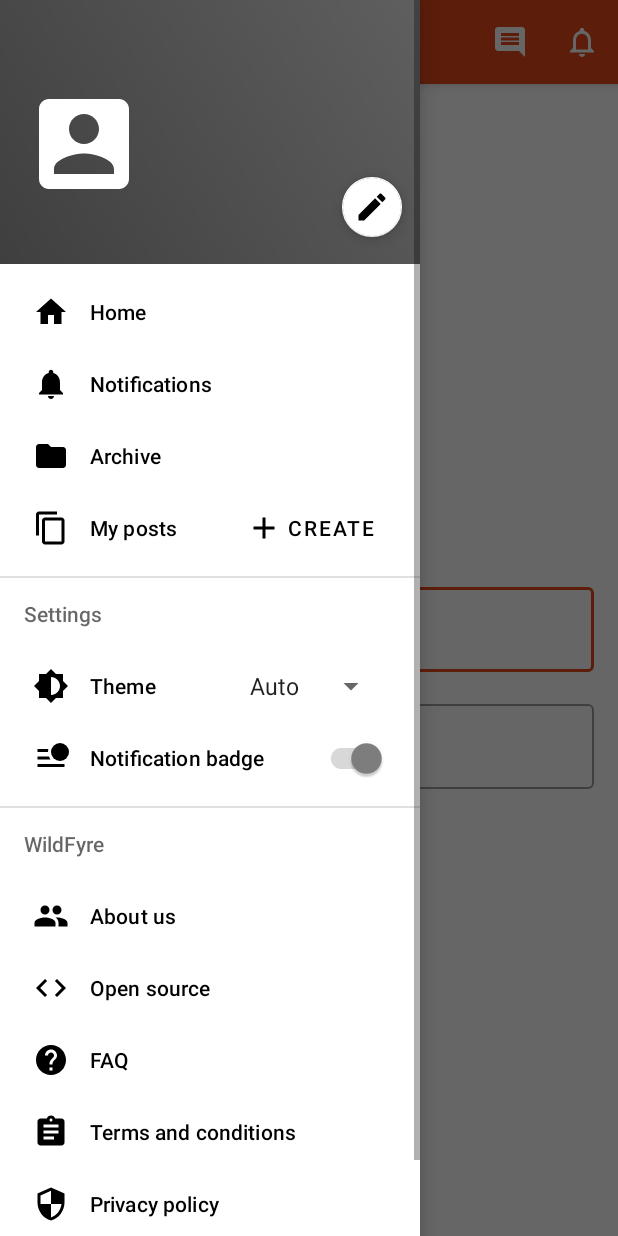
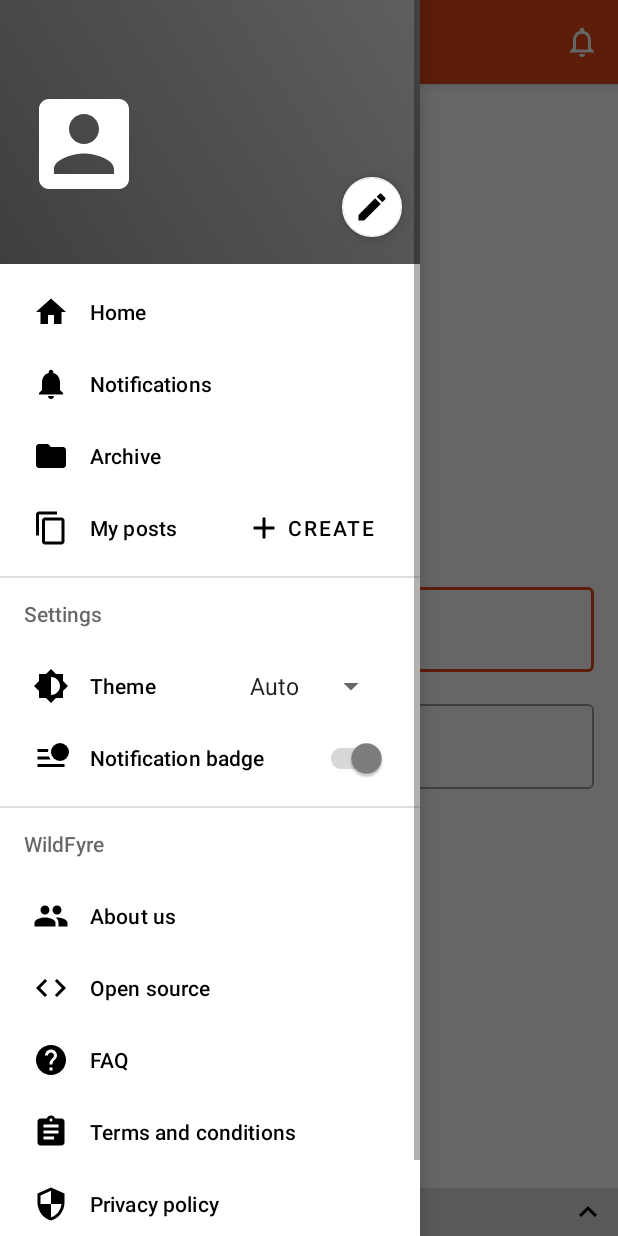
Before and after one commit to fyreplace/wildfyre-client-android, an Android app: the fragment PostFragment placed in its activity, with the side drawer open, on a phone screen of 412 x 824 dp. Run offline under Robolectric (Android 15) with nearby library versions, the phone set to English and light mode, and no system bars; our stand-ins replace data binding, navigation-ui; libraries missing offline, so code that uses them is left out: ru.noties.markwon; pictures from the network do not load; 15 statements that could not run were skipped.

Commit message:
Show comments in comment section

```diff
--- a/app/src/main/java/net/wildfyre/client/viewmodels/PostFragmentViewModel.kt
+++ b/app/src/main/java/net/wildfyre/client/viewmodels/PostFragmentViewModel.kt
@@ -4,6 +4,7 @@ import android.app.Application
 import androidx.lifecycle.LiveData
 import androidx.lifecycle.MutableLiveData
 import androidx.lifecycle.Transformations
+import net.wildfyre.client.data.Comment
 import net.wildfyre.client.data.Post
 import net.wildfyre.client.data.PostRepository
 import net.wildfyre.client.views.markdown.prepareForMarkdown
@@ -19,7 +20,8 @@ class PostFragmentViewModel(application: Application) : FailureHandlingViewModel
         it.text?.run { markdownContent.append(prepareForMarkdown(it.additional_images)) }
         markdownContent.toString()
     }
-    val commentCount: LiveData<Int> = Transformations.map(post) { it.comments?.size ?: 0 }
+    val comments: LiveData<List<Comment>> = Transformations.map(post) { it.comments ?: listOf() }
+    val commentCount: LiveData<Int> = Transformations.map(comments) { it?.size ?: 0 }
 
     fun setPostData(areaName: String?, id: Long) {
         if (_postId.value != id) {
--- a/app/src/main/java/net/wildfyre/client/views/PostFragment.kt
+++ b/app/src/main/java/net/wildfyre/client/views/PostFragment.kt
@@ -6,13 +6,15 @@ import android.view.*
 import androidx.lifecycle.Observer
 import androidx.lifecycle.ViewModelProviders
 import androidx.navigation.fragment.navArgs
-import androidx.recyclerview.widget.RecyclerView
+import androidx.recyclerview.widget.DividerItemDecoration
+import androidx.recyclerview.widget.LinearLayoutManager
 import com.google.android.material.bottomsheet.BottomSheetBehavior
 import kotlinx.android.synthetic.main.fragment_post.*
 import net.wildfyre.client.R
 import net.wildfyre.client.databinding.FragmentPostBinding
 import net.wildfyre.client.viewmodels.FailureHandlingViewModel
 import net.wildfyre.client.viewmodels.PostFragmentViewModel
+import net.wildfyre.client.views.adapters.CommentsAdapter
 import net.wildfyre.client.views.markdown.PostPlugin
 import ru.noties.markwon.Markwon
 import ru.noties.markwon.core.CorePlugin
@@ -49,29 +51,46 @@ class PostFragment : FailureHandlingFragment(R.layout.fragment_post) {
                 it.notifyItemRangeChanged(0, it.itemCount)
             }
         })
+        viewModel.comments.observe(this, Observer { commentList ->
+            (comments_list.adapter as? CommentsAdapter)?.let {
+                it.data = commentList
+                it.notifyItemRangeChanged(0, it.itemCount)
+            }
+        })
     }
 
     override fun onCreateView(inflater: LayoutInflater, container: ViewGroup?, savedInstanceState: Bundle?): View? {
         return FragmentPostBinding.inflate(inflater, container, false).run {
             lifecycleOwner = this@PostFragment
             model = viewModel
-            root.findViewById<RecyclerView>(R.id.content).adapter =
-                MarkwonAdapter.createTextViewIsRoot(R.layout.post_entry)
             return@run root
         }
     }
 
-    override fun onCreateOptionsMenu(menu: Menu, inflater: MenuInflater) {
-        inflater.inflate(R.menu.fragment_post_actions, menu)
+    override fun onViewCreated(view: View, savedInstanceState: Bundle?) {
+        super.onViewCreated(view, savedInstanceState)
+        content.adapter = MarkwonAdapter.createTextViewIsRoot(R.layout.post_entry)
+        comments_list.adapter = CommentsAdapter()
+
+        val layoutManager = comments_list.layoutManager as LinearLayoutManager
+        comments_list.addItemDecoration(DividerItemDecoration(view.context, layoutManager.orientation))
+        comment_count.setOnClickListener { toggleComments() }
+
+        if (savedInstanceState?.getBoolean(SAVE_COMMENTS_EXPANDED) == true) {
+            toggleComments()
+        }
     }
 
-    override fun onOptionsItemSelected(item: MenuItem): Boolean {
-        when (item.itemId) {
-            R.id.action_comments -> toggleComments()
-        }
+    override fun onSaveInstanceState(outState: Bundle) {
+        super.onSaveInstanceState(outState)
+        outState.putBoolean(
+            SAVE_COMMENTS_EXPANDED,
+            BottomSheetBehavior.from(comments).state == BottomSheetBehavior.STATE_EXPANDED
+        )
+    }
 
-        return super.onOptionsItemSelected(item)
-    }
+    override fun onCreateOptionsMenu(menu: Menu, inflater: MenuInflater) =
+        inflater.inflate(R.menu.fragment_post_actions, menu)
 
     private fun toggleComments() {
         val commentsBehavior = BottomSheetBehavior.from(comments)
@@ -79,7 +98,11 @@ class PostFragment : FailureHandlingFragment(R.layout.fragment_post) {
         if (commentsBehavior.state in setOf(BottomSheetBehavior.STATE_HIDDEN, BottomSheetBehavior.STATE_COLLAPSED)) {
             commentsBehavior.state = BottomSheetBehavior.STATE_EXPANDED
         } else if (commentsBehavior.state == BottomSheetBehavior.STATE_EXPANDED) {
-            commentsBehavior.state = BottomSheetBehavior.STATE_HIDDEN
+            commentsBehavior.state = BottomSheetBehavior.STATE_COLLAPSED
         }
     }
+
+    companion object {
+        private const val SAVE_COMMENTS_EXPANDED = "save.comments.expanded"
+    }
 }
--- /dev/null
+++ b/app/src/main/res/drawable/ic_comment_black_24dp.xml
@@ -0,0 +1,9 @@
+<vector xmlns:android="http://schemas.android.com/apk/res/android"
+    android:width="24dp"
+    android:height="24dp"
+    android:viewportWidth="24.0"
+    android:viewportHeight="24.0">
+    <path
+        android:fillColor="#FF000000"
+        android:pathData="M21.99,4c0,-1.1 -0.89,-2 -1.99,-2L4,2c-1.1,0 -2,0.9 -2,2v12c0,1.1 0.9,2 2,2h14l4,4 -0.01,-18zM18,14L6,14v-2h12v2zM18,11L6,11L6,9h12v2zM18,8L6,8L6,6h12v2z" />
+</vector>
--- a/app/src/main/res/drawable/ic_comment_white_24dp.xml
+++ b/app/src/main/res/drawable/ic_keyboard_arrow_up_black_24dp.xml
@@ -1,10 +1,9 @@
 <vector xmlns:android="http://schemas.android.com/apk/res/android"
     android:width="24dp"
     android:height="24dp"
-    android:tint="#FFFFFF"
     android:viewportWidth="24.0"
     android:viewportHeight="24.0">
     <path
         android:fillColor="#FF000000"
-        android:pathData="M21.99,4c0,-1.1 -0.89,-2 -1.99,-2L4,2c-1.1,0 -2,0.9 -2,2v12c0,1.1 0.9,2 2,2h14l4,4 -0.01,-18zM18,14L6,14v-2h12v2zM18,11L6,11L6,9h12v2zM18,8L6,8L6,6h12v2z" />
+        android:pathData="M7.41,15.41L12,10.83l4.59,4.58L18,14l-6,-6 -6,6z" />
 </vector>
--- a/app/src/main/res/layout/fragment_post.xml
+++ b/app/src/main/res/layout/fragment_post.xml
@@ -17,6 +17,7 @@
             android:id="@+id/content"
             android:layout_width="match_parent"
             android:layout_height="match_parent"
+            android:layout_marginBottom="@dimen/comment_header_height"
             android:clipChildren="false"
             android:clipToPadding="false"
             android:orientation="vertical"
@@ -29,28 +30,50 @@
         <LinearLayout
             android:id="@+id/comments"
             android:layout_width="match_parent"
-            android:layout_height="wrap_content"
+            android:layout_height="match_parent"
             android:layout_gravity="bottom"
             android:background="?android:windowBackground"
-            android:minHeight="@dimen/post_comments_min_height"
             android:orientation="vertical"
             android:theme="@style/AppTheme.NoActionBar"
-            app:behavior_hideable="true"
-            app:behavior_skipCollapsed="true"
+            app:behavior_hideable="false"
+            app:behavior_peekHeight="@dimen/comment_header_height"
+            app:behavior_skipCollapsed="false"
             app:layout_behavior="com.google.android.material.bottomsheet.BottomSheetBehavior">
 
-            <TextView
-                android:id="@+id/comment_count"
+            <FrameLayout
                 android:layout_width="match_parent"
-                android:layout_height="wrap_content"
-                android:background="@color/backgroundHighlight"
-                android:gravity="center"
-                android:paddingTop="@dimen/margin_vertical_small"
-                android:paddingBottom="@dimen/margin_vertical_small"
-                android:text="@{@plurals/post_comment_count(safeUnbox(model.commentCount), safeUnbox(model.commentCount))}"
-                android:textAppearance="@style/TextAppearance.AppCompat.Medium" />
+                android:layout_height="@dimen/comment_header_height"
+                android:background="@color/backgroundHighlight">
+
+                <TextView
+                    android:id="@+id/comment_count"
+                    android:layout_width="match_parent"
+                    android:layout_height="@dimen/comment_header_height"
+                    android:background="?attr/selectableItemBackground"
+                    android:drawablePadding="@dimen/margin_horizontal_medium"
+                    android:gravity="center_vertical|start"
+                    android:paddingLeft="@dimen/margin_horizontal_medium"
+                    android:paddingRight="@dimen/margin_horizontal_medium"
+                    android:text="@{@plurals/post_comment_count(safeUnbox(model.commentCount), safeUnbox(model.commentCount))}"
+                    android:textAppearance="@style/TextAppearance.AppCompat.Medium"
+                    android:textColor="@color/foreground"
+                    android:theme="@style/AppTheme.Button.HighlightButtonOverlay"
+                    app:drawableLeftCompat="@drawable/ic_comment_black_24dp"
+                    app:drawableStartCompat="@drawable/ic_comment_black_24dp" />
+
+                <ImageView
+                    android:layout_width="wrap_content"
+                    android:layout_height="wrap_content"
+                    android:layout_gravity="center_vertical|end"
+                    android:layout_marginEnd="@dimen/margin_horizontal_small"
+                    android:layout_marginRight="@dimen/margin_horizontal_small"
+                    android:contentDescription="@string/image_desc_comments_toggle"
+                    app:srcCompat="@drawable/ic_keyboard_arrow_up_black_24dp"
+                    app:tint="@color/foreground" />
+            </FrameLayout>
 
             <androidx.recyclerview.widget.RecyclerView
+                android:id="@+id/comments_list"
                 android:layout_width="match_parent"
                 android:layout_height="wrap_content"
                 android:orientation="vertical"
--- a/app/src/main/res/menu/fragment_home_actions.xml
+++ b/app/src/main/res/menu/fragment_home_actions.xml
@@ -4,11 +4,6 @@
     xmlns:tools="http://schemas.android.com/tools"
     tools:context=".views.MainActivity"
     tools:ignore="AlwaysShowAction">
-    <item
-        android:id="@+id/action_comments"
-        android:icon="@drawable/ic_comment_white_24dp"
-        android:title="@string/main_actions_comments"
-        app:showAsAction="always" />
     <item
         android:id="@+id/action_subscribe"
         android:icon="@drawable/ic_notifications_none_white_24dp"
--- a/app/src/main/res/menu/fragment_post_actions.xml
+++ b/app/src/main/res/menu/fragment_post_actions.xml
@@ -4,11 +4,6 @@
     xmlns:tools="http://schemas.android.com/tools"
     tools:context=".views.MainActivity">
     <item
-        android:id="@+id/action_comments"
-        android:icon="@drawable/ic_comment_white_24dp"
-        android:title="@string/main_actions_comments"
-        app:showAsAction="ifRoom" />
-    <item
         android:id="@+id/action_subscribe"
         android:icon="@drawable/ic_notifications_none_white_24dp"
         android:title="@string/main_actions_subscribe"
--- a/app/src/main/res/values/dimens.xml
+++ b/app/src/main/res/values/dimens.xml
@@ -8,13 +8,15 @@
     <dimen name="margin_horizontal_large">24dp</dimen>
     <dimen name="margin_vertical_large">24dp</dimen>
     <dimen name="margin_nav_header_top">0dp</dimen>
+    <dimen name="login_form_width">-1px</dimen>
     <dimen name="nav_header_height">176dp</dimen>
     <dimen name="nav_header_user_picture_size">80dp</dimen>
     <dimen name="nav_header_user_picture_rounding">8dp</dimen>
-    <dimen name="login_form_width">-1px</dimen>
+    <dimen name="dialog_user_picture_size">144dp</dimen>
+    <dimen name="dialog_user_picture_rounding">14dp</dimen>
     <dimen name="list_item_author_picture_size">32dp</dimen>
     <dimen name="list_item_author_picture_rounding">3dp</dimen>
-    <dimen name="dialog_user_picture_size">144dp</dimen>
-    <dimen name="dialog_user_picture_rounding">14dp</dimen>
-    <dimen name="post_comments_min_height">240dp</dimen>
+    <dimen name="comment_header_height">32dp</dimen>
+    <dimen name="comment_author_picture_size">48dp</dimen>
+    <dimen name="comment_author_picture_rounding">5dp</dimen>
 </resources>
--- a/app/src/main/res/values/strings.xml
+++ b/app/src/main/res/values/strings.xml
@@ -24,7 +24,6 @@
     <string name="main_actions_area_selector">Area: %1$s</string>
     <string name="main_actions_area_spread">Spread</string>
     <string name="main_actions_area_reputation">Reputation</string>
-    <string name="main_actions_comments">Comments</string>
     <string name="main_actions_subscribe">Subscribe</string>
     <string name="main_actions_posts_new">Create</string>
     <string name="main_profile_editor_avatar_change">Change avatar</string>
@@ -47,6 +46,7 @@
     <string name="image_desc_user_picture">Profile picture</string>
     <string name="image_desc_author_picture">Author picture</string>
     <string name="image_desc_post_picture">Post picture</string>
+    <string name="image_desc_comments_toggle">Toggle comments</string>
     <string name="failure_request">Error during request</string>
     <string name="failure_login">Logging in failed</string>
     <string name="failure_profile_edit">Could not update profile</string>
--- a/app/src/main/res/values/styles.xml
+++ b/app/src/main/res/values/styles.xml
@@ -45,4 +45,8 @@
         <item name="colorOnSecondary">@color/foreground</item>
     </style>
 
+    <style name="AppTheme.Button.HighlightButtonOverlay" parent="ThemeOverlay.MaterialComponents">
+        <item name="colorControlHighlight">@color/colorPrimary</item>
+    </style>
+
 </resources>
```
Also changed, not shown: app/src/main/java/net/wildfyre/client/views/adapters/CommentsAdapter.kt (added, +56 -0 lines), app/src/main/res/layout/comment.xml (added, +52 -0 lines).
